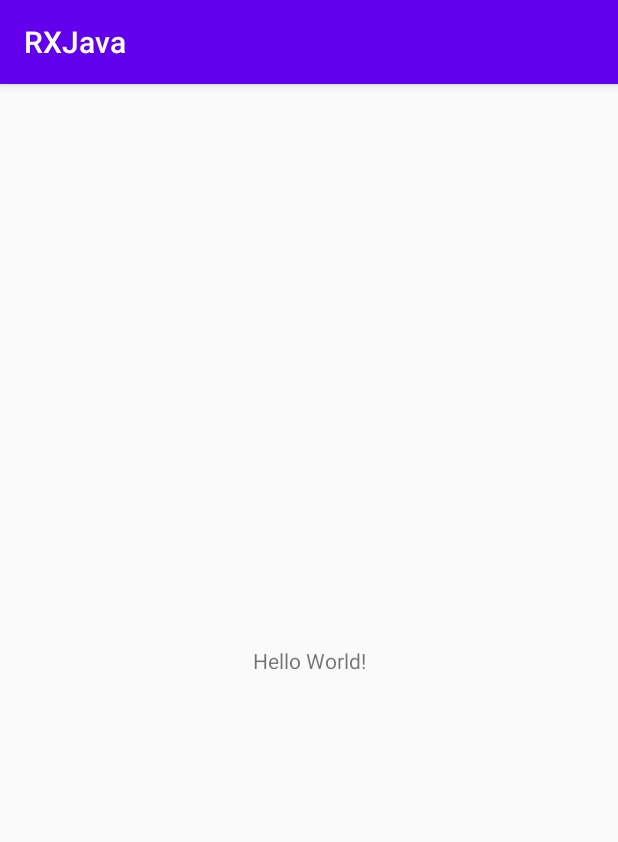
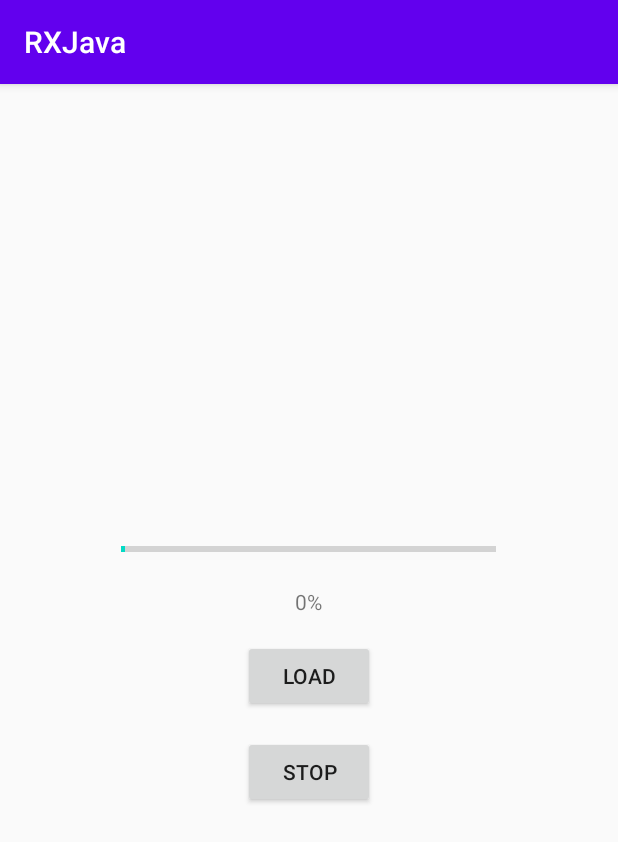
Before and after one commit to AlekseevArtem/RXJava, an Android app: the screen it shows after launch (MainActivity), on a phone screen of 412 x 824 dp. Shown: the top 842 px of the screen. Run offline under Robolectric (Android 15) with nearby library versions, the phone set to English and light mode, and no system bars; our stand-ins replace RxJava.

Commit message:
04. RxJava проталкивание и вытягивание. [#294975]

```diff
--- a/app/build.gradle
+++ b/app/build.gradle
@@ -31,6 +31,8 @@ dependencies {
     implementation fileTree(dir: "libs", include: ["*.jar"])
     implementation 'androidx.appcompat:appcompat:1.1.0'
     implementation 'androidx.constraintlayout:constraintlayout:1.1.3'
+    implementation "io.reactivex.rxjava2:rxjava:2.1.6"
+    implementation "io.reactivex.rxjava2:rxandroid:2.0.1"
     coreLibraryDesugaring 'com.android.tools:desugar_jdk_libs:1.0.9'
     testImplementation 'junit:junit:4.13'
     androidTestImplementation 'androidx.test.ext:junit:1.1.1'
--- a/app/src/main/java/ru/job4j/rxjava/MainActivity.java
+++ b/app/src/main/java/ru/job4j/rxjava/MainActivity.java
@@ -1,14 +1,71 @@
 package ru.job4j.rxjava;
 
+import android.os.Bundle;
+import android.widget.Button;
+import android.widget.ProgressBar;
+import android.widget.TextView;
+
+import androidx.annotation.NonNull;
 import androidx.appcompat.app.AppCompatActivity;
 
-import android.os.Bundle;
+import java.util.concurrent.TimeUnit;
+import io.reactivex.Observable;
+import io.reactivex.android.schedulers.AndroidSchedulers;
+import io.reactivex.disposables.Disposable;
 
 public class MainActivity extends AppCompatActivity {
+    private Disposable sbr;
+    private ProgressBar bar;
+    private TextView info;
+    private int startAt;
 
     @Override
-    protected void onCreate(Bundle savedInstanceState) {
-        super.onCreate(savedInstanceState);
+    protected void onCreate(Bundle bundle) {
+        super.onCreate(bundle);
         setContentView(R.layout.activity_main);
+        bar = findViewById(R.id.load);
+        info = findViewById(R.id.info);
+        boolean recreated = bundle != null;
+        startAt = recreated ? bundle.getInt("progress", 0) : 0;
+        info.setText(startAt + "%");
+        Button start = findViewById(R.id.start);
+        start.setOnClickListener(v -> start(startAt));
+        Button stop = findViewById(R.id.stop);
+        stop.setOnClickListener(v -> stop());
+        if (recreated) {
+            start(startAt);
+        }
+    }
+
+    public void start(int startAt) {
+        if(sbr == null || sbr.isDisposed()) {
+            this.sbr = Observable.interval(1, TimeUnit.SECONDS)
+                    .observeOn(AndroidSchedulers.mainThread())
+                    .subscribe(v -> {
+                        info.setText(startAt + v.intValue() + "%");
+                        bar.setProgress(startAt + v.intValue());
+                    });
+        }
+    }
+
+    public void stop() {
+        this.sbr.dispose();
+        startAt = 0;
+        bar.setProgress(0);
+        info.setText("0%");
+    }
+
+    @Override
+    protected void onSaveInstanceState(@NonNull Bundle bundle) {
+        super.onSaveInstanceState(bundle);
+        bundle.putInt("progress", bar.getProgress());
+    }
+
+    @Override
+    protected void onDestroy() {
+        super.onDestroy();
+        if (this.sbr != null) {
+            this.sbr.dispose();
+        }
     }
 }
--- a/app/src/main/res/layout/activity_main.xml
+++ b/app/src/main/res/layout/activity_main.xml
@@ -1,18 +1,41 @@
 <?xml version="1.0" encoding="utf-8"?>
-<androidx.constraintlayout.widget.ConstraintLayout xmlns:android="http://schemas.android.com/apk/res/android"
-    xmlns:app="http://schemas.android.com/apk/res-auto"
+<LinearLayout xmlns:android="http://schemas.android.com/apk/res/android"
     xmlns:tools="http://schemas.android.com/tools"
     android:layout_width="match_parent"
     android:layout_height="match_parent"
-    tools:context=".MainActivity">
+    android:gravity="center"
+    android:orientation="vertical"
+    android:layout_margin="16dp">
+
+    <ProgressBar
+        android:id="@+id/load"
+        style="?android:attr/progressBarStyleHorizontal"
+        android:layout_width="wrap_content"
+        android:layout_height="wrap_content"
+        android:minHeight="50dp"
+        android:minWidth="250dp"
+        android:max="100"
+        android:indeterminate="false"
+        android:progress="1" />
 
     <TextView
+        android:id="@+id/info"
         android:layout_width="wrap_content"
         android:layout_height="wrap_content"
-        android:text="Hello World!"
-        app:layout_constraintBottom_toBottomOf="parent"
-        app:layout_constraintLeft_toLeftOf="parent"
-        app:layout_constraintRight_toRightOf="parent"
-        app:layout_constraintTop_toTopOf="parent" />
+        android:text="0%"
+        tools:ignore="HardcodedText" />
 
-</androidx.constraintlayout.widget.ConstraintLayout>
+    <Button
+        android:id="@+id/start"
+        android:layout_width="wrap_content"
+        android:layout_height="wrap_content"
+        android:text="@string/load"
+        android:layout_marginTop="16dp"/>
+
+    <Button
+        android:id="@+id/stop"
+        android:layout_width="wrap_content"
+        android:layout_height="wrap_content"
+        android:text="@string/stop"
+        android:layout_marginTop="16dp"/>
+</LinearLayout>
--- a/app/src/main/res/values/strings.xml
+++ b/app/src/main/res/values/strings.xml
@@ -1,3 +1,5 @@
 <resources>
     <string name="app_name">RXJava</string>
+    <string name="stop">Stop</string>
+    <string name="load">Load</string>
 </resources>
```
